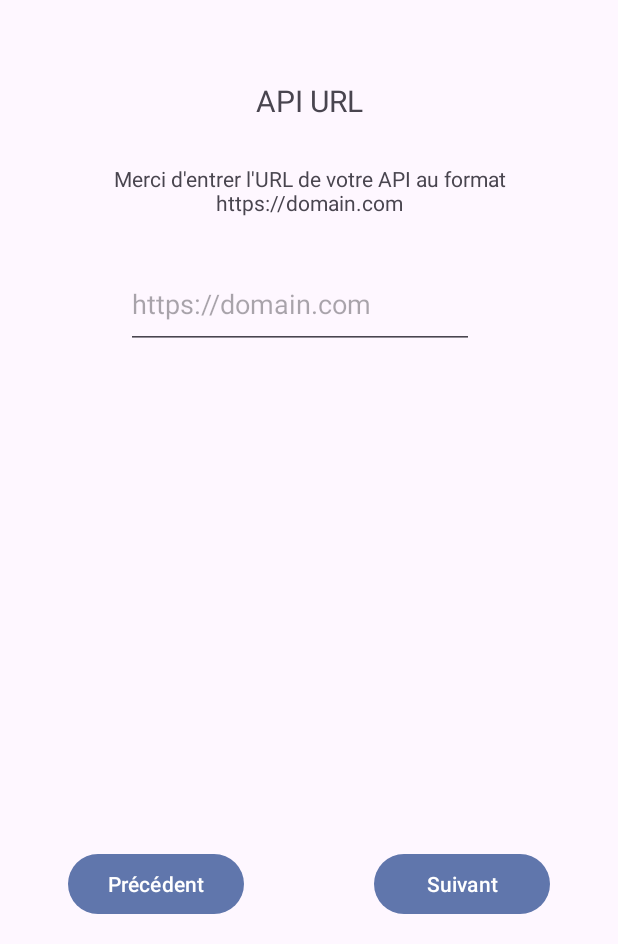
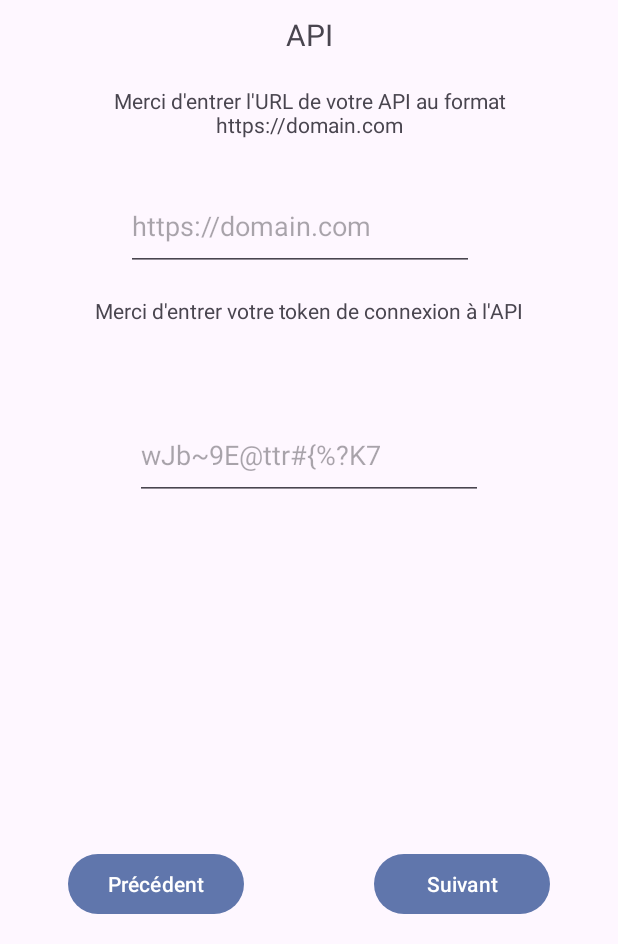
Before and after one commit to ethandudu/SAE32-Android, an Android app: the screen it shows after launch (FirstStart), after a tap on "Suivant", on a phone screen of 412 x 824 dp, the part 292-1236 px from its top. Run offline under Robolectric (Android 15) with nearby library versions, the phone set to English and light mode, and no system bars.

Commit message:
Unhardcoded authtoken + fix startup

```diff
--- a/app/src/main/java/rt/sae32/android/HttpRequest.java
+++ b/app/src/main/java/rt/sae32/android/HttpRequest.java
@@ -1,4 +1,5 @@
 package rt.sae32.android;
+
 
 import java.io.BufferedReader;
 import java.io.IOException;
@@ -17,20 +18,22 @@ import java.util.concurrent.Future;
 public class HttpRequest implements Callable<String> {
     private final String url;
     private final String method;
+    private final String token;
 
-    public HttpRequest(String url, String method) {
+    public HttpRequest(String url, String method, String token) {
         this.url = url;
         this.method = method;
+        this.token = token;
     }
 
     @Override
     public String call() {
-        String response = "";
+        String response;
         try {
             URL obj = new URL(url);
             HttpURLConnection con = (HttpURLConnection) obj.openConnection();
             con.setRequestMethod(method);
-            con.setRequestProperty("Authorization", "wJb~9E@ttr#{%?K7");
+            con.setRequestProperty("Authorization", token);
             con.setRequestProperty("User-Agent", "Android/SAE32-App");
             int responseCode = con.getResponseCode();
 
@@ -55,9 +58,9 @@ public class HttpRequest implements Callable<String> {
         return response;
     }
 
-    public static Future<String> execute(String url, String method) {
+    public static Future<String> execute(String url, String method, String token) {
         ExecutorService executor = Executors.newSingleThreadExecutor();
-        Future<String> future = executor.submit(new HttpRequest(url, method));
+        Future<String> future = executor.submit(new HttpRequest(url, method, token));
         executor.shutdown(); // it is very important to shutdown your non-singleton ExecutorService.
         return future;
     }
--- a/app/src/main/java/rt/sae32/android/MainActivity.java
+++ b/app/src/main/java/rt/sae32/android/MainActivity.java
@@ -35,7 +35,10 @@ public class MainActivity extends AppCompatActivity {
         setContentView(R.layout.activity_main);
         ListView laListe = findViewById(R.id.idListeView);
         laListe.setOnItemClickListener(this::onItemClick);
-        checkSettings();
+        if (!checkSettings()) {
+            finish();
+            return;
+        }
         refreshData(true);
         registerForContextMenu(laListe);
     }
@@ -61,8 +64,10 @@ public class MainActivity extends AppCompatActivity {
         }
         String server = ServerUrl.getServerUrl(this);
         //prepare the request
-        String url = server + "/tests.php";
-        Future<String> request = HttpRequest.execute(url,"GET");
+        SharedPreferences sharedPreferences = getSharedPreferences("settings", MODE_PRIVATE);
+        String token = sharedPreferences.getString("authorizedToken", "");
+        String url = server + R.string.testUrl;
+        Future<String> request = HttpRequest.execute(url,"GET", token);
         String response = "";
 
         try {
@@ -122,8 +127,10 @@ public class MainActivity extends AppCompatActivity {
             builder.setPositiveButton("Valider", (dialog, which) -> {
                 String[] parts = tests[info.position].split(" - ");
                 String idTest = parts[0];
+                SharedPreferences sharedPreferences = getSharedPreferences("settings", MODE_PRIVATE);
+                String token = sharedPreferences.getString("authorizedToken", "");
                 String url = ServerUrl.getServerUrl(MainActivity.this) + getString(R.string.modifyUrl) + "?fileid=" + idTest + "&name=" + input.getText().toString();
-                Future<String> request = HttpRequest.execute(url,"GET");
+                Future<String> request = HttpRequest.execute(url,"GET", token);
                 String response;
                 try {
                     response = request.get();
@@ -154,8 +161,10 @@ public class MainActivity extends AppCompatActivity {
                 assert info != null;
                 String[] parts = tests[info.position].split(" - ");
                 String idTest = parts[0];
+                SharedPreferences sharedPreferences = getSharedPreferences("settings", MODE_PRIVATE);
+                String token = sharedPreferences.getString("authorizedToken", "");
                 String url = ServerUrl.getServerUrl(MainActivity.this) + getString(R.string.deleteTestUrl) + "?fileid=" + idTest;
-                Future<String> request = HttpRequest.execute(url,"GET");
+                Future<String> request = HttpRequest.execute(url,"GET", token);
                 String response;
                 try {
                     response = request.get();
@@ -180,14 +189,14 @@ public class MainActivity extends AppCompatActivity {
         return false;
     }
 
-    private void checkSettings() {
+    private synchronized Boolean checkSettings() {
         SharedPreferences sharedPreferences = getSharedPreferences("settings", MODE_PRIVATE);
         if (!sharedPreferences.contains("firstStart")) {
             Intent intent = new Intent(this, FirstStart.class);
             startActivity(intent);
-            finish();
+            return false;
         }
-
+        return true;
     }
 
     public void refreshData(View view) {
--- a/app/src/main/java/rt/sae32/android/PacketsList.java
+++ b/app/src/main/java/rt/sae32/android/PacketsList.java
@@ -3,6 +3,7 @@ package rt.sae32.android;
 import androidx.appcompat.app.AppCompatActivity;
 
 import android.content.Intent;
+import android.content.SharedPreferences;
 import android.os.Bundle;
 import android.view.View;
 import android.widget.AdapterView;
@@ -51,7 +52,9 @@ public class PacketsList extends AppCompatActivity {
         String server = ServerUrl.getServerUrl(this);
         //prepare the request
         String url = server + getString(R.string.packetsUrl) + "?fileid=" + getIntent().getStringExtra("idTest");
-        Future<String> request = HttpRequest.execute(url,"GET");
+        SharedPreferences sharedPreferences = getSharedPreferences("settings", MODE_PRIVATE);
+        String token = sharedPreferences.getString("authorizedToken", "");
+        Future<String> request = HttpRequest.execute(url,"GET", token);
         String response = "";
 
         try {
--- a/app/src/main/res/layout/fragment_u_r_l.xml
+++ b/app/src/main/res/layout/fragment_u_r_l.xml
@@ -12,14 +12,46 @@
         android:layout_width="377dp"
         android:layout_height="44dp"
         android:layout_marginStart="17dp"
-        android:layout_marginTop="304dp"
+        android:layout_marginTop="252dp"
         android:layout_marginEnd="18dp"
         android:text="Merci d'entrer l'URL de votre API au format https://domain.com"
         android:textAlignment="center"
         app:layout_constraintEnd_toEndOf="parent"
-        app:layout_constraintHorizontal_bias="0.5"
+        app:layout_constraintHorizontal_bias="0.0"
         app:layout_constraintStart_toStartOf="parent"
         app:layout_constraintTop_toTopOf="parent" />
+
+    <TextView
+        android:id="@+id/textviewtoken"
+        android:layout_width="377dp"
+        android:layout_height="44dp"
+        android:layout_marginStart="17dp"
+        android:layout_marginTop="392dp"
+        android:layout_marginEnd="18dp"
+        android:text="Merci d'entrer votre token de connexion à l'API"
+        android:textAlignment="center"
+        app:layout_constraintEnd_toEndOf="parent"
+        app:layout_constraintHorizontal_bias="0.0"
+        app:layout_constraintStart_toStartOf="parent"
+        app:layout_constraintTop_toTopOf="parent"
+        app:layout_constraintTop_toBottomOf="@+id/url"/>
+
+
+    <EditText
+        android:id="@+id/token"
+        android:layout_width="232dp"
+        android:layout_height="60dp"
+        android:layout_marginStart="95dp"
+        android:layout_marginTop="32dp"
+        android:layout_marginEnd="107dp"
+        android:autofillHints=""
+        android:ems="10"
+        android:hint="wJb~9E@ttr#{%?K7"
+        android:inputType="text|textUri|textNoSuggestions"
+        app:layout_constraintEnd_toEndOf="parent"
+        app:layout_constraintHorizontal_bias="0.26"
+        app:layout_constraintStart_toStartOf="parent"
+        app:layout_constraintTop_toBottomOf="@+id/textviewtoken" />
 
     <TextView
         android:id="@+id/textView"
@@ -39,12 +71,11 @@
         android:id="@+id/textView2"
         android:layout_width="87dp"
         android:layout_height="31dp"
-        android:layout_marginTop="88dp"
-        android:text="API URL"
+        android:layout_marginTop="44dp"
+        android:text="API"
         android:textAlignment="center"
         android:textSize="20sp"
         app:layout_constraintEnd_toEndOf="parent"
-        app:layout_constraintHorizontal_bias="0.5"
         app:layout_constraintStart_toStartOf="parent"
         app:layout_constraintTop_toBottomOf="@+id/imageView" />
 
```
Also changed, not shown: app/src/main/java/rt/sae32/android/Fragments/FragmentURL.java (+13 -7 lines), app/src/main/java/rt/sae32/android/PacketDetails.java (+6 -2 lines).
